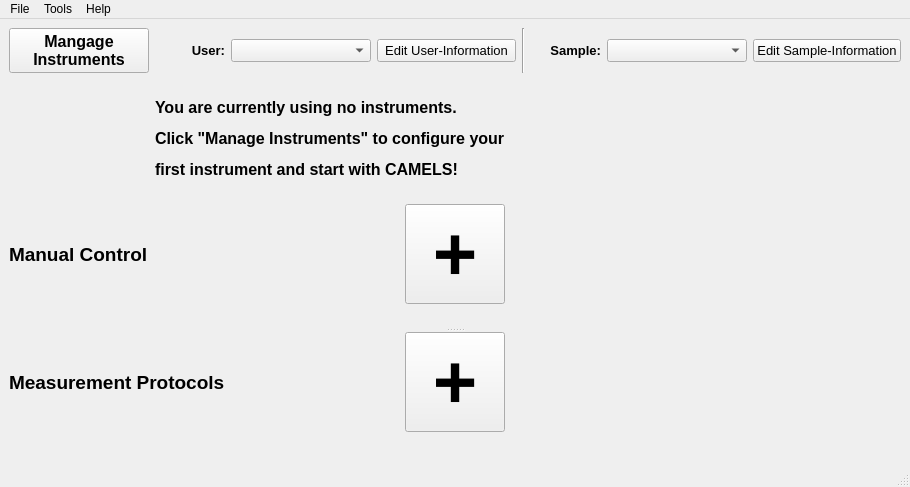
Qt form CAMELS/gui/mainWindow_v2.ui (FAU-LAP/NOMAD-CAMELS) before a commit.
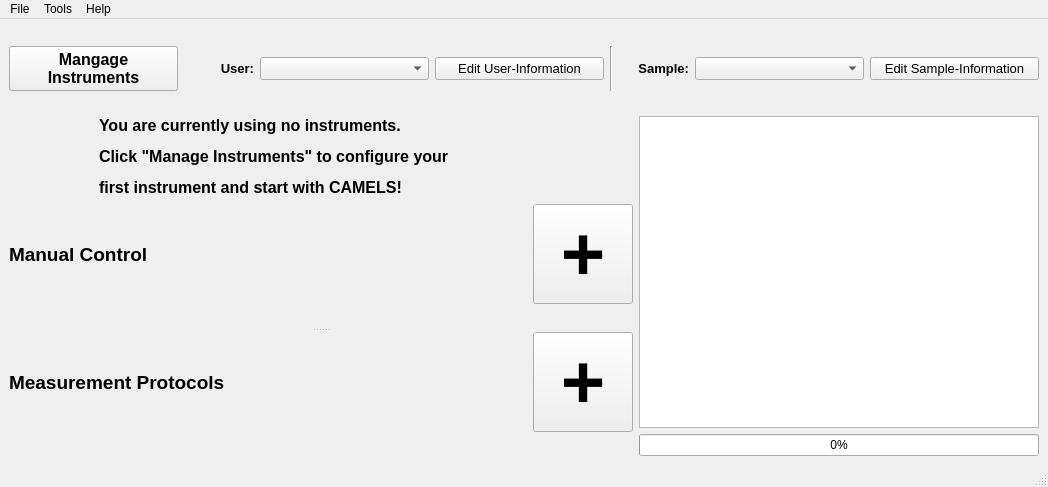
The same form after that commit. Custom widgets are drawn as their Qt base class.

Commit message: updated ui files, starting protocol view

```diff
--- a/CAMELS/gui/mainWindow_v2.ui
+++ b/CAMELS/gui/mainWindow_v2.ui
@@ -6,7 +6,7 @@
    <rect>
     <x>0</x>
     <y>0</y>
-    <width>910</width>
+    <width>1048</width>
     <height>487</height>
    </rect>
   </property>
@@ -15,129 +15,39 @@
   </property>
   <widget class="QWidget" name="centralwidget">
    <layout class="QGridLayout" name="gridLayout_5">
-    <item row="0" column="5">
-     <widget class="QPushButton" name="pushButton_editUserInfo">
-      <property name="font">
-       <font>
-        <pointsize>10</pointsize>
-       </font>
-      </property>
-      <property name="text">
-       <string>Edit User-Information</string>
-      </property>
-     </widget>
-    </item>
-    <item row="0" column="7">
-     <widget class="QLabel" name="label_8">
-      <property name="maximumSize">
-       <size>
-        <width>70</width>
-        <height>16777215</height>
-       </size>
-      </property>
-      <property name="font">
-       <font>
-        <pointsize>10</pointsize>
-        <weight>75</weight>
-        <bold>true</bold>
-       </font>
-      </property>
-      <property name="text">
-       <string>Sample:</string>
-      </property>
-      <property name="alignment">
-       <set>Qt::AlignRight|Qt::AlignTrailing|Qt::AlignVCenter</set>
-      </property>
-     </widget>
-    </item>
-    <item row="0" column="9">
-     <widget class="QPushButton" name="pushButton_editSampleInfo">
-      <property name="font">
-       <font>
-        <pointsize>10</pointsize>
-       </font>
-      </property>
-      <property name="text">
-       <string>Edit Sample-Information</string>
-      </property>
-     </widget>
-    </item>
-    <item row="0" column="6">
-     <widget class="Line" name="line">
-      <property name="orientation">
-       <enum>Qt::Vertical</enum>
-      </property>
-     </widget>
-    </item>
-    <item row="0" column="8">
-     <widget class="QComboBox" name="comboBox_sample">
-      <property name="font">
-       <font>
-        <pointsize>10</pointsize>
-       </font>
-      </property>
-     </widget>
-    </item>
-    <item row="0" column="3">
-     <widget class="QLabel" name="label">
-      <property name="sizePolicy">
-       <sizepolicy hsizetype="Preferred" vsizetype="Preferred">
-        <horstretch>0</horstretch>
-        <verstretch>0</verstretch>
-       </sizepolicy>
-      </property>
-      <property name="maximumSize">
-       <size>
-        <width>70</width>
-        <height>16777215</height>
-       </size>
-      </property>
-      <property name="font">
-       <font>
-        <pointsize>10</pointsize>
-        <weight>75</weight>
-        <bold>true</bold>
-       </font>
-      </property>
-      <property name="text">
-       <string>User:</string>
-      </property>
-      <property name="alignment">
-       <set>Qt::AlignRight|Qt::AlignTrailing|Qt::AlignVCenter</set>
-      </property>
-     </widget>
-    </item>
-    <item row="0" column="4">
-     <widget class="QComboBox" name="comboBox_user">
-      <property name="font">
-       <font>
-        <pointsize>10</pointsize>
-       </font>
-      </property>
-     </widget>
-    </item>
-    <item row="0" column="2">
-     <widget class="QPushButton" name="pushButton_manage_instr">
-      <property name="font">
-       <font>
-        <pointsize>12</pointsize>
-        <weight>75</weight>
-        <bold>true</bold>
-       </font>
-      </property>
-      <property name="text">
-       <string>Mangage
-Instruments</string>
-      </property>
-     </widget>
-    </item>
-    <item row="2" column="2" rowspan="2" colspan="8">
+    <item row="3" column="2" rowspan="2" colspan="7">
      <widget class="QSplitter" name="main_splitter">
       <property name="orientation">
        <enum>Qt::Vertical</enum>
       </property>
       <widget class="QWidget" name="manual_widget" native="true">
        <layout class="QGridLayout" name="gridLayout">
+        <item row="1" column="1">
+         <widget class="QPushButton" name="pushButton_add_manual">
+          <property name="sizePolicy">
+           <sizepolicy hsizetype="Fixed" vsizetype="Fixed">
+            <horstretch>0</horstretch>
+            <verstretch>0</verstretch>
+           </sizepolicy>
+          </property>
+          <property name="minimumSize">
+           <size>
+            <width>100</width>
+            <height>100</height>
+           </size>
+          </property>
+          <property name="font">
+           <font>
+            <pointsize>57</pointsize>
+            <weight>75</weight>
+            <bold>true</bold>
+           </font>
+          </property>
+          <property name="text">
+           <string>+</string>
+          </property>
+         </widget>
+        </item>
         <item row="1" column="0">
          <widget class="QLabel" name="label_2">
           <property name="font">
@@ -152,33 +62,7 @@
           </property>
          </widget>
         </item>
-        <item row="1" column="1">
-         <widget class="QPushButton" name="pushButton_add_manual">
-          <property name="sizePolicy">
-           <sizepolicy hsizetype="Fixed" vsizetype="Fixed">
-            <horstretch>0</horstretch>
-            <verstretch>0</verstretch>
-           </sizepolicy>
-          </property>
-          <property name="minimumSize">
-           <size>
-            <width>100</width>
-            <height>100</height>
-           </size>
-          </property>
-          <property name="font">
-           <font>
-            <pointsize>57</pointsize>
-            <weight>75</weight>
-            <bold>true</bold>
-           </font>
-          </property>
-          <property name="text">
-           <string>+</string>
-          </property>
-         </widget>
-        </item>
-        <item row="2" column="0" colspan="3">
+        <item row="2" column="0" colspan="2">
          <widget class="QWidget" name="manual_buttons_widget" native="true">
           <layout class="QGridLayout" name="gridLayout_3"/>
          </widget>
@@ -227,7 +111,7 @@
           </property>
          </widget>
         </item>
-        <item row="2" column="0" colspan="3">
+        <item row="2" column="0" colspan="2">
          <widget class="QWidget" name="meas_buttons_widget" native="true">
           <layout class="QGridLayout" name="gridLayout_4"/>
          </widget>
@@ -236,14 +120,7 @@
       </widget>
      </widget>
     </item>
-    <item row="1" column="3" colspan="7">
-     <widget class="QLabel" name="label_no_instruments">
-      <property name="text">
-       <string>&lt;html&gt;&lt;head/&gt;&lt;body&gt;&lt;p&gt;&lt;span style=&quot; font-size:12pt; font-weight:600;&quot;&gt;You are currently using no instruments.&lt;/span&gt;&lt;/p&gt;&lt;p&gt;&lt;span style=&quot; font-size:12pt; font-weight:600;&quot;&gt;Click &amp;quot;Manage Instruments&amp;quot; to configure your&lt;/span&gt;&lt;/p&gt;&lt;p&gt;&lt;span style=&quot; font-size:12pt; font-weight:600;&quot;&gt;first instrument and start with CAMELS!&lt;/span&gt;&lt;/p&gt;&lt;/body&gt;&lt;/html&gt;</string>
-      </property>
-     </widget>
-    </item>
-    <item row="1" column="2">
+    <item row="2" column="2">
      <widget class="QLabel" name="label_arrow">
       <property name="text">
        <string/>
@@ -253,6 +130,173 @@
       </property>
      </widget>
     </item>
+    <item row="2" column="3" colspan="6">
+     <widget class="QLabel" name="label_no_instruments">
+      <property name="text">
+       <string>&lt;html&gt;&lt;head/&gt;&lt;body&gt;&lt;p&gt;&lt;span style=&quot; font-size:12pt; font-weight:600;&quot;&gt;You are currently using no instruments.&lt;/span&gt;&lt;/p&gt;&lt;p&gt;&lt;span style=&quot; font-size:12pt; font-weight:600;&quot;&gt;Click &amp;quot;Manage Instruments&amp;quot; to configure your&lt;/span&gt;&lt;/p&gt;&lt;p&gt;&lt;span style=&quot; font-size:12pt; font-weight:600;&quot;&gt;first instrument and start with CAMELS!&lt;/span&gt;&lt;/p&gt;&lt;/body&gt;&lt;/html&gt;</string>
+      </property>
+     </widget>
+    </item>
+    <item row="2" column="9" rowspan="2">
+     <widget class="Console_TextEdit" name="textEdit_console_output_meas">
+      <property name="maximumSize">
+       <size>
+        <width>400</width>
+        <height>16777215</height>
+       </size>
+      </property>
+      <property name="textInteractionFlags">
+       <set>Qt::TextSelectableByKeyboard|Qt::TextSelectableByMouse</set>
+      </property>
+     </widget>
+    </item>
+    <item row="4" column="9">
+     <widget class="QProgressBar" name="progressBar_protocols">
+      <property name="maximumSize">
+       <size>
+        <width>400</width>
+        <height>16777215</height>
+       </size>
+      </property>
+      <property name="value">
+       <number>0</number>
+      </property>
+     </widget>
+    </item>
+    <item row="1" column="2" colspan="8">
+     <widget class="QWidget" name="widget" native="true">
+      <layout class="QGridLayout" name="gridLayout_6">
+       <property name="leftMargin">
+        <number>0</number>
+       </property>
+       <property name="topMargin">
+        <number>0</number>
+       </property>
+       <property name="rightMargin">
+        <number>0</number>
+       </property>
+       <property name="bottomMargin">
+        <number>0</number>
+       </property>
+       <item row="0" column="2">
+        <widget class="QComboBox" name="comboBox_user">
+         <property name="font">
+          <font>
+           <pointsize>10</pointsize>
+          </font>
+         </property>
+        </widget>
+       </item>
+       <item row="0" column="0">
+        <widget class="QPushButton" name="pushButton_manage_instr">
+         <property name="font">
+          <font>
+           <pointsize>12</pointsize>
+           <weight>75</weight>
+           <bold>true</bold>
+          </font>
+         </property>
+         <property name="text">
+          <string>Mangage
+Instruments</string>
+         </property>
+        </widget>
+       </item>
+       <item row="0" column="1">
+        <widget class="QLabel" name="label">
+         <property name="sizePolicy">
+          <sizepolicy hsizetype="Preferred" vsizetype="Preferred">
+           <horstretch>0</horstretch>
+           <verstretch>0</verstretch>
+          </sizepolicy>
+         </property>
+         <property name="maximumSize">
+          <size>
+           <width>70</width>
+           <height>16777215</height>
+          </size>
+         </property>
+         <property name="font">
+          <font>
+           <pointsize>10</pointsize>
+           <weight>75</weight>
+           <bold>true</bold>
+          </font>
+         </property>
+         <property name="text">
+          <string>User:</string>
+         </property>
+         <property name="alignment">
+          <set>Qt::AlignRight|Qt::AlignTrailing|Qt::AlignVCenter</set>
+         </property>
+        </widget>
+       </item>
+       <item row="0" column="3">
+        <widget class="QPushButton" name="pushButton_editUserInfo">
+         <property name="font">
+          <font>
+           <pointsize>10</pointsize>
+          </font>
+         </property>
+         <property name="text">
+          <string>Edit User-Information</string>
+         </property>
+        </widget>
+       </item>
+       <item row="0" column="7">
+        <widget class="QComboBox" name="comboBox_sample">
+         <property name="font">
+          <font>
+           <pointsize>10</pointsize>
+          </font>
+         </property>
+        </widget>
+       </item>
+       <item row="0" column="5">
+        <widget class="QLabel" name="label_8">
+         <property name="maximumSize">
+          <size>
+           <width>70</width>
+           <height>16777215</height>
+          </size>
+         </property>
+         <property name="font">
+          <font>
+           <pointsize>10</pointsize>
+           <weight>75</weight>
+           <bold>true</bold>
+          </font>
+         </property>
+         <property name="text">
+          <string>Sample:</string>
+         </property>
+         <property name="alignment">
+          <set>Qt::AlignRight|Qt::AlignTrailing|Qt::AlignVCenter</set>
+         </property>
+        </widget>
+       </item>
+       <item row="0" column="4">
+        <widget class="Line" name="line">
+         <property name="orientation">
+          <enum>Qt::Vertical</enum>
+         </property>
+        </widget>
+       </item>
+       <item row="0" column="8">
+        <widget class="QPushButton" name="pushButton_editSampleInfo">
+         <property name="font">
+          <font>
+           <pointsize>10</pointsize>
+          </font>
+         </property>
+         <property name="text">
+          <string>Edit Sample-Information</string>
+         </property>
+        </widget>
+       </item>
+      </layout>
+     </widget>
+    </item>
    </layout>
   </widget>
   <widget class="QMenuBar" name="menubar">
@@ -260,7 +304,7 @@
     <rect>
      <x>0</x>
      <y>0</y>
-     <width>910</width>
+     <width>1048</width>
      <height>21</height>
     </rect>
    </property>
@@ -416,6 +460,13 @@
    </property>
   </action>
  </widget>
+ <customwidgets>
+  <customwidget>
+   <class>Console_TextEdit</class>
+   <extends>QTextEdit</extends>
+   <header>utility.console_redirect</header>
+  </customwidget>
+ </customwidgets>
  <resources/>
  <connections/>
 </ui>
```
The commit also changes 3 other files.
